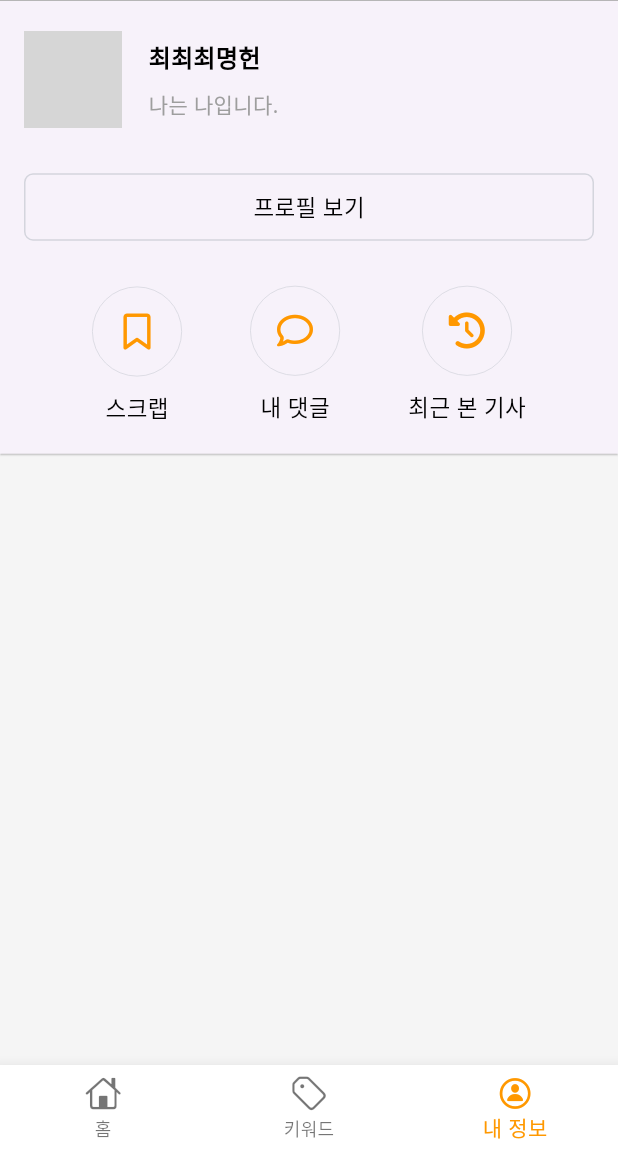
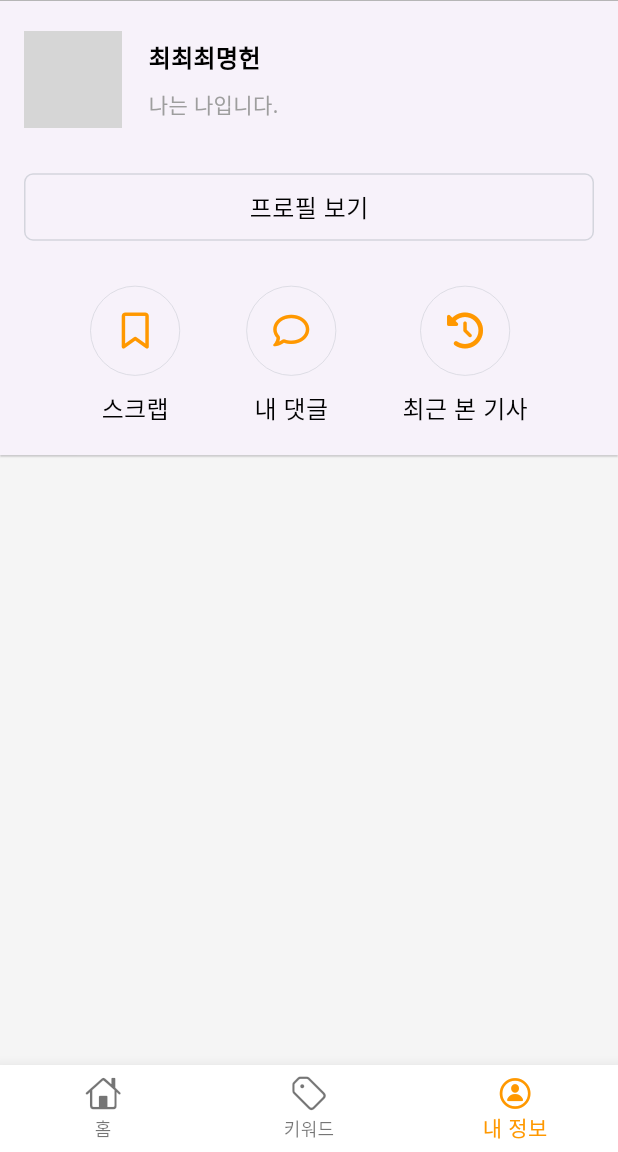
Before and after one commit to Jminu/PickiT_Flutter, a Flutter app: the screen it shows after launch, item 3 of the bottom bar chosen, on a phone screen of 412 x 824 dp, the part 84-1236 px from its top. Run offline on Flutter 3.47's test engine with Material 3 defaults, Android fonts, the phone set to English and light mode, and no system bars; our stand-ins replace firebase_core, firebase_database, font_awesome_flutter, google_fonts; accounts and stored records are empty; network calls fail; grey boxes are pictures that could not be loaded.

Commit message:
대략적인 화면 구성

```diff
--- a/lib/models/icon_menu.dart
+++ b/lib/models/icon_menu.dart
@@ -1,3 +1,4 @@
+/*
 import 'package:flutter/material.dart';
 import 'package:font_awesome_flutter/font_awesome_flutter.dart';
 
@@ -25,3 +26,4 @@ final List<IconMenu> iconMenu3 = [
   IconMenu(title: '비즈프로필 관리', iconData: FontAwesomeIcons.store),
   IconMenu(title: '지역광고', iconData: FontAwesomeIcons.bullhorn)
 ];
+*/
--- a/lib/theme.dart
+++ b/lib/theme.dart
@@ -8,7 +8,8 @@ TextTheme textTheme() {
         fontSize: 16.0, color: Colors.black, fontWeight: FontWeight.bold),
     bodyLarge: GoogleFonts.openSans(fontSize: 16.0, color: Colors.black),
     bodyMedium: GoogleFonts.openSans(fontSize: 14.0, color: Colors.grey),
-    titleMedium: GoogleFonts.openSans(fontSize: 15.0, color: Colors.black),
+    titleMedium: GoogleFonts.openSans(fontSize: 16.0, color: Colors.black),
+    titleLarge: GoogleFonts.openSans(fontSize: 22.0, color: Colors.black),
   );
 }
 
```
Also changed, not shown: lib/screens/home/components/product_detail.dart (+2 -7 lines), lib/screens/home/components/product_item.dart (+6 -6 lines).
